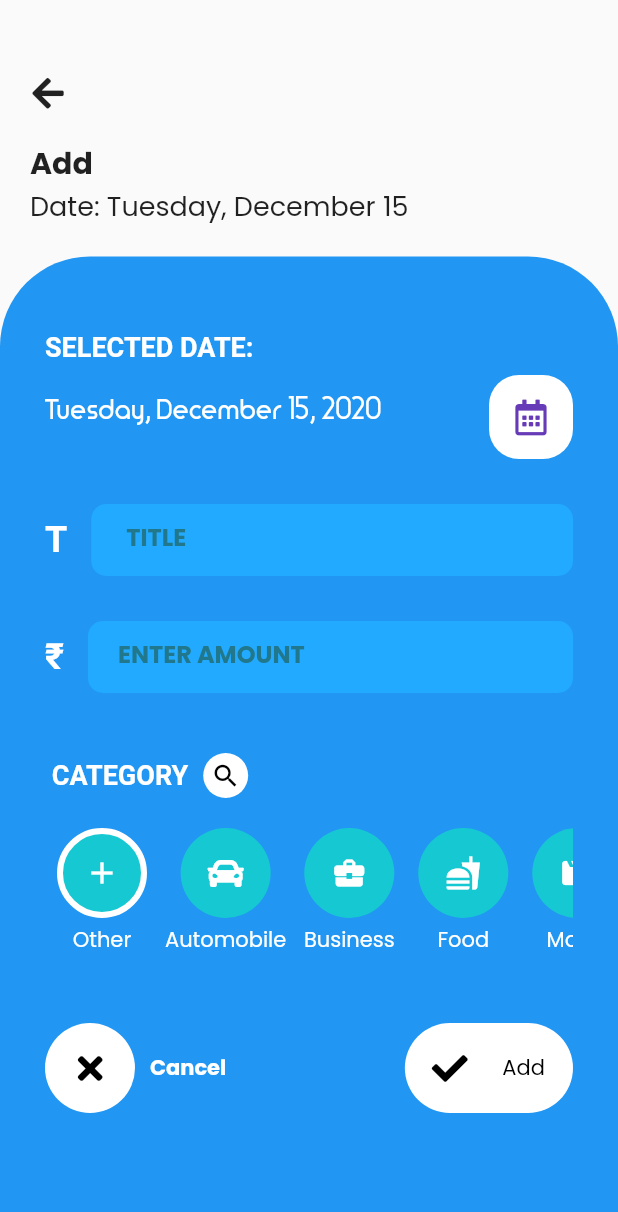
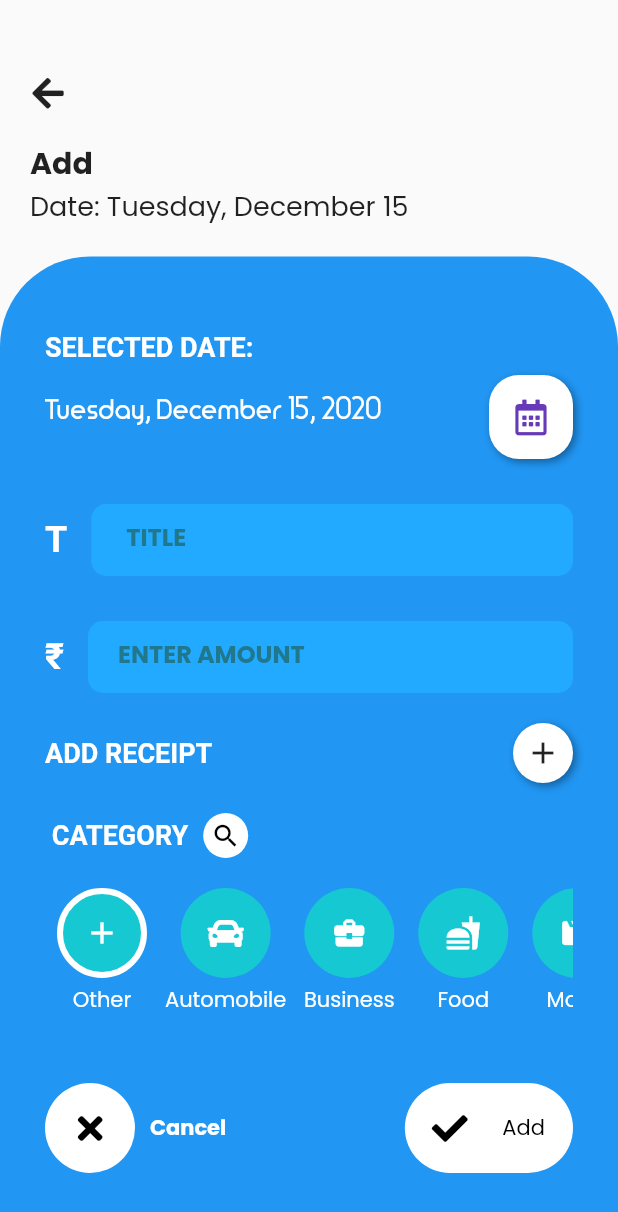
Before and after one commit to aman1210/FlutterExpenseTracker, a Flutter app: the MakeTansaction screen opened directly with empty values, on a phone screen of 412 x 824 dp. Shown: the top 1212 px of the screen. Run offline on Flutter 3.47's test engine with Material 2 defaults, Android fonts, the phone set to English and light mode, and no system bars; our stand-ins replace flutter_local_notifications, flutter_native_timezone, font_awesome_flutter, image_picker, lottie, shared_preferences and 3 more; missing offline and left inert: credit_card_slider, firebase_admob; accounts and stored records are empty.

Commit message:
add receipt feature added

```diff
--- a/lib/Model/transaction.dart
+++ b/lib/Model/transaction.dart
@@ -14,6 +14,7 @@ class Transaction {
   final String iconFamily;
   final String iconPackage;
   final TransactionType transactionType;
+  final String imagePath;
 
   Transaction(
       {@required this.transactionType,
@@ -23,5 +24,6 @@ class Transaction {
       @required this.icon,
       @required this.date,
       @required this.iconFamily,
-      @required this.iconPackage});
+      @required this.iconPackage,
+      this.imagePath});
 }
--- a/lib/screens/editProfile.dart
+++ b/lib/screens/editProfile.dart
@@ -50,7 +50,6 @@ class _EditProfileState extends State<EditProfile> {
   @override
   void initState() {
     super.initState();
-    AdMobService.hideBannerAd();
     var provider = Provider.of<ProfileProvider>(context, listen: false);
     if (provider.name != '') {
       name = provider.name;
--- a/lib/widgets/transactionPage/categoryPicker.dart
+++ b/lib/widgets/transactionPage/categoryPicker.dart
@@ -59,7 +59,7 @@ class _CategoryPickerState extends State<CategoryPicker> {
   @override
   Widget build(BuildContext context) {
     var heading = Padding(
-      padding: const EdgeInsets.only(top: 40.0),
+      padding: const EdgeInsets.only(top: 20.0),
       child: Row(
         children: [
           Text(
@@ -96,7 +96,6 @@ class _CategoryPickerState extends State<CategoryPicker> {
       child: ListView.builder(
         scrollDirection: Axis.horizontal,
         itemBuilder: (context, index) {
-
           return InkWell(
             onTap: () {
               setState(() {
--- a/lib/widgets/transactionPage/datePicker.dart
+++ b/lib/widgets/transactionPage/datePicker.dart
@@ -36,6 +36,13 @@ class _DatePickerState extends State<DatePicker> {
             decoration: BoxDecoration(
               borderRadius: BorderRadius.circular(20),
               color: Colors.white,
+              boxShadow: [
+                BoxShadow(
+                  color: Colors.black38,
+                  blurRadius: 4,
+                  offset: Offset(2, 2),
+                ),
+              ],
             ),
             child: Icon(
               FontAwesomeIcons.calendarAlt,
--- a/lib/widgets/transactionPage/transactionForm.dart
+++ b/lib/widgets/transactionPage/transactionForm.dart
@@ -1,11 +1,15 @@
+import 'dart:io';
+
+import 'package:flutter/material.dart';
+import 'package:image_picker/image_picker.dart';
+import 'package:provider/provider.dart';
+import 'package:font_awesome_flutter/font_awesome_flutter.dart';
+
 import 'package:expenseTracker/Model/transaction.dart';
 import 'package:expenseTracker/Provider/transactionProvider.dart';
 import 'package:expenseTracker/widgets/transactionPage/categoryPicker.dart';
-import 'package:flutter/material.dart';
 import 'package:expenseTracker/widgets/transactionPage/datePicker.dart';
 import 'package:expenseTracker/widgets/transactionPage/mainFormEntry.dart';
-import 'package:font_awesome_flutter/font_awesome_flutter.dart';
-import 'package:provider/provider.dart';
 
 class TransactionForm extends StatefulWidget {
   TransactionForm({
@@ -53,6 +57,52 @@ class _TransactionFormState extends State<TransactionForm> {
           formHeading,
           DatePicker(),
           MainForm(name: widget.name, green: green, blue: blue),
+          if (widget.name != 'Income')
+            Container(
+              margin: const EdgeInsets.only(top: 20),
+              child: Row(
+                mainAxisAlignment: MainAxisAlignment.spaceBetween,
+                children: [
+                  Text(
+                    'ADD RECEIPT',
+                    style: TextStyle(
+                      fontSize: 18,
+                      color: Colors.white,
+                      fontFamily: 'Roboto',
+                      fontWeight: FontWeight.bold,
+                    ),
+                  ),
+                  InkWell(
+                    onTap: () async {
+                      print('adding receipt');
+                      var imagePicker = ImagePicker();
+                      var image = await imagePicker.getImage(
+                          source: ImageSource.camera);
+                      var _imagepath = File(image.path);
+
+                      Provider.of<TransactionProvider>(context, listen: false)
+                          .setImage(_imagepath.path);
+                    },
+                    child: Container(
+                      height: 40,
+                      width: 40,
+                      decoration: BoxDecoration(
+                        color: Colors.white,
+                        borderRadius: BorderRadius.circular(40),
+                        boxShadow: [
+                          BoxShadow(
+                            color: Colors.black38,
+                            blurRadius: 4,
+                            offset: Offset(2, 2),
+                          ),
+                        ],
+                      ),
+                      child: Icon(Icons.add),
+                    ),
+                  )
+                ],
+              ),
+            ),
           CategoryPicker(
             name: widget.name,
             green: green,
```
Also changed, not shown: lib/Provider/transactionProvider.dart (+11 -2 lines), lib/helper/transaction_helper.dart (+5 -4 lines), lib/screens/home.dart (+9 -4 lines), lib/widgets/home/transactions.dart (+112 -3 lines), lib/widgets/transactionPage/showReceipt.dart (added, +30 -0 lines).
